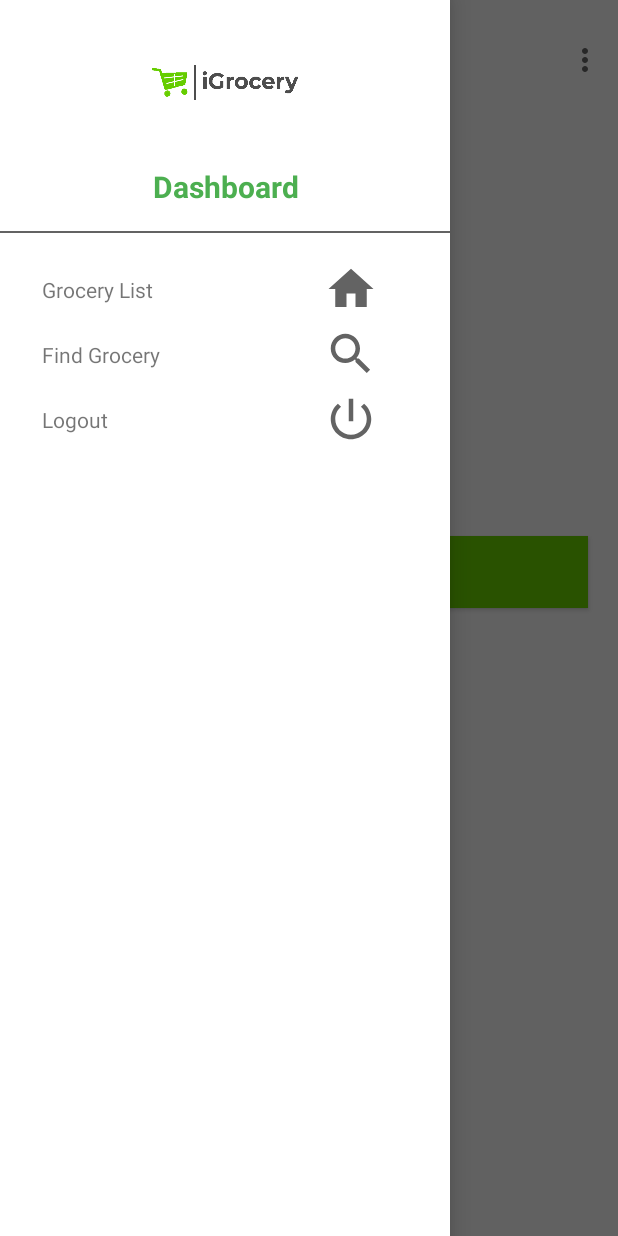
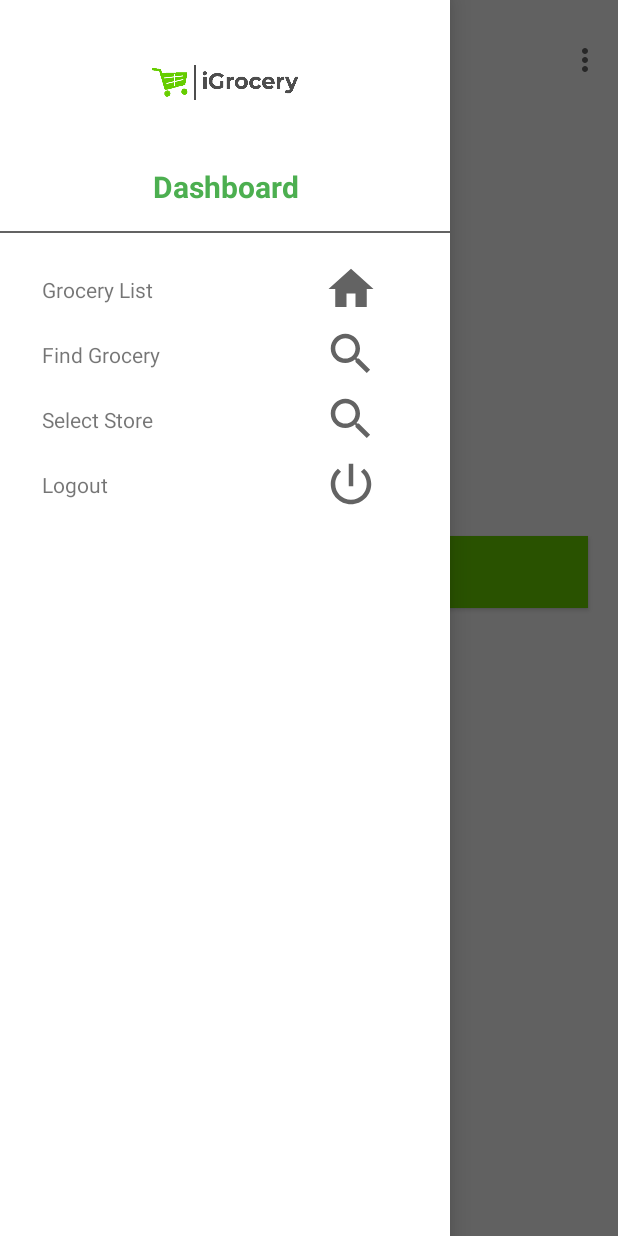
Before and after one commit to mmboldo/iGrocery, an Android app: the CreateList screen opened directly, with no data from a screen before it, with the side drawer open, on a phone screen of 412 x 824 dp. Run offline under Robolectric (Android 15) with nearby library versions, the phone set to English and light mode, and no system bars; our stand-ins replace Firebase (no records; nobody signed in at launch, a user with empty details on screens opened directly).

Commit message:
Added select store to main navigation drawer

```diff
--- a/app/src/main/res/layout/main_nav_drawer.xml
+++ b/app/src/main/res/layout/main_nav_drawer.xml
@@ -73,6 +73,27 @@
         android:layout_height="wrap_content"
         android:orientation="horizontal"
         android:gravity="center_vertical"
+        android:onClick="ClickSelectStore">
+        <TextView
+            android:layout_width="0dp"
+            android:layout_height="wrap_content"
+            android:layout_weight="1"
+            android:text="Select Store"
+            android:padding="12dp"
+            android:layout_marginStart="16dp"/>
+        <ImageView
+            android:layout_width="wrap_content"
+            android:layout_height="wrap_content"
+            android:layout_marginEnd="48dp"
+            android:src="@drawable/ic_search"/>
+    </LinearLayout>
+
+
+    <LinearLayout
+        android:layout_width="match_parent"
+        android:layout_height="wrap_content"
+        android:orientation="horizontal"
+        android:gravity="center_vertical"
         android:onClick="ClickLogout">
         <TextView
             android:layout_width="0dp"
```
